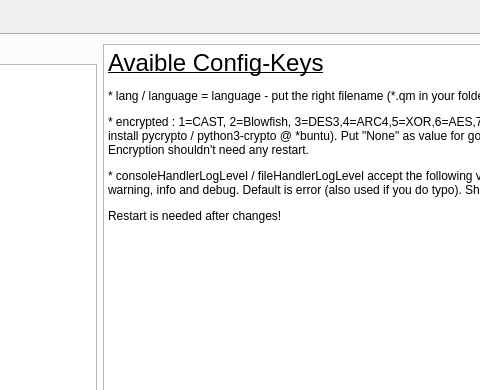
hersche/tryToxic, file ui/main.ui: the form before one commit; both pictures show x 429 to 909 and y 0 to 390 of the 1057 by 766 pixel window.
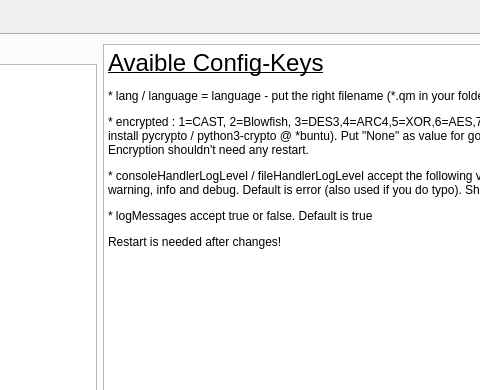
The form after the commit. The open tabs and pages were chosen to show the change. Icons and pictures are not drawn.

Commit message: enable possibility to disable logging of messages/creating of history. also prepare pin-idea a little

What changed in the file:
```diff
--- a/ui/main.ui
+++ b/ui/main.ui
@@ -467,6 +467,7 @@
 &lt;p style=&quot; margin-top:12px; margin-bottom:12px; margin-left:0px; margin-right:0px; -qt-block-indent:0; text-indent:0px;&quot;&gt;&lt;span style=&quot; font-family:'Sans Serif';&quot;&gt;* lang / language = language - put the right filename (*.qm in your folder) there&lt;/span&gt;&lt;/p&gt;
 &lt;p style=&quot; margin-top:12px; margin-bottom:12px; margin-left:0px; margin-right:0px; -qt-block-indent:0; text-indent:0px;&quot;&gt;&lt;span style=&quot; font-family:'Sans Serif';&quot;&gt;* encrypted : 1=CAST, 2=Blowfish, 3=DES3,4=ARC4,5=XOR,6=AES,7=ARC2 (you need to install pycrypto / python3-crypto @ *buntu). Put &amp;quot;None&amp;quot; as value for going back to cleartext. Encryption shouldn't need any restart.&lt;/span&gt;&lt;/p&gt;
 &lt;p style=&quot; margin-top:12px; margin-bottom:12px; margin-left:0px; margin-right:0px; -qt-block-indent:0; text-indent:0px;&quot;&gt;&lt;span style=&quot; font-family:'Sans Serif';&quot;&gt;* consoleHandlerLogLevel / fileHandlerLogLevel accept the following values:        fatal, error, warning, info and debug. Default is error (also used if you do typo). Shouldn't need restart.&lt;/span&gt;&lt;/p&gt;
+&lt;p style=&quot; margin-top:12px; margin-bottom:12px; margin-left:0px; margin-right:0px; -qt-block-indent:0; text-indent:0px;&quot;&gt;&lt;span style=&quot; font-family:'Sans Serif';&quot;&gt;* logMessages accept true or false. Default is true&lt;/span&gt;&lt;/p&gt;
 &lt;p style=&quot; margin-top:12px; margin-bottom:12px; margin-left:0px; margin-right:0px; -qt-block-indent:0; text-indent:0px;&quot;&gt;&lt;span style=&quot; font-family:'Sans Serif';&quot;&gt;Restart is needed after changes!&lt;/span&gt;&lt;/p&gt;
 &lt;p style=&quot;-qt-paragraph-type:empty; margin-top:12px; margin-bottom:12px; margin-left:0px; margin-right:0px; -qt-block-indent:0; text-indent:0px; font-family:'Sans Serif';&quot;&gt;&lt;br /&gt;&lt;/p&gt;&lt;/body&gt;&lt;/html&gt;</string>
               </property>
```
Left out of the diff: 2 changed lines with no effect on the pictures. The commit also changes 4 other files.
